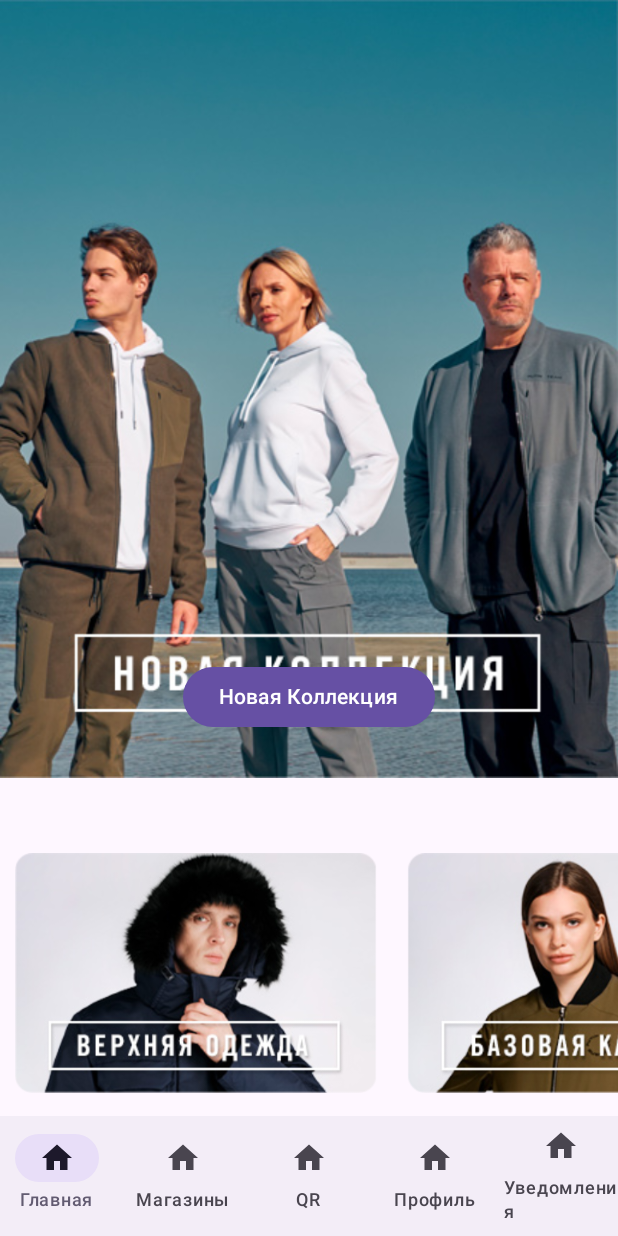
After one commit to AlbyBCE/PTR, an Android app built with Jetpack Compose: the MainScreen screen opened through its navigation route, on a phone screen of 412 x 824 dp. The commit adds this screen. Run offline under Robolectric (Android 15) with nearby library versions, the phone set to English and light mode, and no system bars.

Commit message:
navigationBottom

```diff
--- /dev/null
+++ b/app/src/main/java/com/ptr/android/BottomNavGraph.kt
@@ -0,0 +1,79 @@
+package com.ptr.android
+
+import androidx.compose.foundation.layout.padding
+import androidx.compose.material3.ExperimentalMaterial3Api
+import androidx.compose.material3.Icon
+import androidx.compose.material3.NavigationBar
+import androidx.compose.material3.NavigationBarItem
+import androidx.compose.material3.Scaffold
+import androidx.compose.material3.Text
+import androidx.compose.runtime.Composable
+import androidx.compose.runtime.getValue
+import androidx.compose.ui.Modifier
+import androidx.compose.ui.graphics.vector.ImageVector
+import androidx.compose.ui.unit.dp
+import androidx.navigation.NavDestination.Companion.hierarchy
+import androidx.navigation.NavGraph.Companion.findStartDestination
+import androidx.navigation.NavHostController
+import androidx.navigation.compose.NavHost
+import androidx.navigation.compose.composable
+import androidx.navigation.compose.currentBackStackEntryAsState
+import androidx.navigation.compose.rememberNavController
+
+@OptIn(ExperimentalMaterial3Api::class)
+@Composable
+fun BottomNavGraph(){
+    val navController = rememberNavController()
+
+    Scaffold(
+        bottomBar = {
+            NavigationBar {
+                val navBackStackEntry by navController.currentBackStackEntryAsState()
+                val currentDestination = navBackStackEntry?.destination
+
+                listOfNavItems.forEach{ navItem ->
+                    NavigationBarItem(selected = currentDestination?.hierarchy?.any{ it.route == navItem.route} == true,
+                        onClick = {
+                                  navController.navigate(navItem.route){
+                                      popUpTo(navController.graph.findStartDestination().id){
+                                          saveState = true
+                                      }
+                                      launchSingleTop = true
+                                      restoreState = true
+                                  }
+                        },
+                        icon = {
+                            Icon(imageVector = navItem.icon,
+                                contentDescription = null) },
+                        label = { Text(text = navItem.label)})
+                }
+            }
+
+        }
+    ) {paddingValues ->
+        NavHost(
+            navController = navController,
+            startDestination = Screens.HomeScreen.name,
+            modifier = Modifier.padding(paddingValues)
+            ){
+            composable(route = Screens.HomeScreen.name){
+                MainScreen()
+            }
+            composable(route = Screens.MapScreen.name){
+                ProfileScreen()
+            }
+            composable(route = Screens.QRScreen.name){
+                QRScreen()
+            }
+            composable(route = Screens.ProfileScreen.name){
+                ProfileScreen()
+            }
+            composable(route = Screens.NotificationScreen.name){
+                NotificationScreen()
+            }
+
+
+        }
+    }
+
+}
--- /dev/null
+++ b/app/src/main/java/com/ptr/android/MainScreen.kt
@@ -0,0 +1,108 @@
+package com.ptr.android
+
+import android.content.Intent
+import androidx.compose.foundation.Image
+import androidx.compose.foundation.layout.Box
+import androidx.compose.foundation.layout.fillMaxSize
+import androidx.compose.foundation.layout.fillMaxWidth
+import androidx.compose.foundation.layout.height
+import androidx.compose.foundation.layout.padding
+import androidx.compose.foundation.lazy.LazyColumn
+import androidx.compose.foundation.lazy.LazyRow
+import androidx.compose.foundation.lazy.rememberLazyListState
+import androidx.compose.material3.Button
+import androidx.compose.material3.Text
+import androidx.compose.runtime.Composable
+import androidx.compose.ui.Alignment
+import androidx.compose.ui.Modifier
+import androidx.compose.ui.layout.ContentScale
+import androidx.compose.ui.platform.LocalContext
+import androidx.compose.ui.res.painterResource
+import androidx.compose.ui.unit.dp
+
+@Composable
+fun MainScreen (){
+    LazyColumn(
+        modifier = Modifier
+            .fillMaxSize(),
+        state = rememberLazyListState()
+    ) {
+        items(1) {
+            Box(
+                modifier = Modifier
+                    .fillMaxWidth()
+            ) {
+                Image(
+                    painter = painterResource(id = R.drawable.banner_main_page),
+                    contentDescription = null,
+                    contentScale = ContentScale.FillWidth,
+                    modifier = Modifier
+                        .fillMaxSize()
+
+                )
+                val context = LocalContext.current
+                Button(
+                    onClick = {
+                        val intent = Intent(context, MapActivity::class.java)
+                        context.startActivity(intent)
+                    },
+                    modifier = Modifier
+                        .align(Alignment.BottomCenter)
+                        .padding(bottom = 30.dp)
+                ) {
+                    Text(text = "Новая Коллекция")
+                }
+            }
+        }
+        items(1) {
+            LazyRow(
+                modifier = Modifier
+                    .fillMaxWidth()
+                    .padding(top = 40.dp),
+                content = {
+                    items(1) { index ->
+                        Image(
+                            painter = painterResource(id = R.drawable.first_main),
+                            contentDescription = null,
+                            contentScale = ContentScale.FillHeight,
+                            modifier = Modifier
+                                .height(180.dp)
+                                .padding(10.dp),
+
+
+                            )
+                        Image(
+                            painter = painterResource(id = R.drawable.second_main),
+                            contentDescription = null,
+                            contentScale = ContentScale.FillHeight,
+                            modifier = Modifier
+                                .height(180.dp)
+                                .padding(10.dp),
+
+                            )
+                        Image(
+                            painter = painterResource(id = R.drawable.third_main),
+                            contentDescription = null,
+                            contentScale = ContentScale.FillHeight,
+                            modifier = Modifier
+                                .height(180.dp)
+                                .padding(10.dp),
+
+                            )
+                    }
+                }
+            )
+        }
+        items(1) {
+            Image(
+                painter = painterResource(id = R.drawable.botton_main),
+                contentDescription = "Главная",
+                contentScale = ContentScale.FillWidth,
+                modifier = Modifier
+                    .fillMaxSize()
+                    .padding(top = 40.dp),
+
+                )
+        }
+    }
+}
--- /dev/null
+++ b/app/src/main/java/com/ptr/android/ProfileActivity.kt
@@ -0,0 +1,37 @@
+package com.ptr.android
+
+import android.os.Bundle
+import androidx.activity.ComponentActivity
+import androidx.activity.compose.setContent
+import androidx.compose.foundation.layout.fillMaxSize
+import androidx.compose.material3.MaterialTheme
+import androidx.compose.material3.Surface
+import androidx.compose.material3.Text
+import androidx.compose.runtime.Composable
+import androidx.compose.ui.Modifier
+import androidx.compose.ui.tooling.preview.Preview
+import com.ptr.android.ui.theme.PTRTheme
+
+import androidx.compose.foundation.layout.Row
+import androidx.compose.foundation.layout.Spacer
+import androidx.compose.foundation.layout.fillMaxHeight
+import androidx.compose.foundation.layout.fillMaxWidth
+import androidx.compose.foundation.layout.size
+import androidx.compose.material.*
+import androidx.compose.material.icons.Icons
+import androidx.compose.material.icons.filled.*
+import androidx.compose.material3.Icon
+import androidx.compose.material3.IconButton
+import androidx.compose.ui.Alignment
+
+class ProfileActivity : ComponentActivity() {
+    override fun onCreate(savedInstanceState: Bundle?) {
+        super.onCreate(savedInstanceState)
+        setContent {Row(verticalAlignment = Alignment.Bottom, modifier = Modifier.fillMaxHeight()){
+            PTRTheme {
+            BottomNavGraph()
+
+            }
+        }}
+    }
+}
--- a/app/src/main/res/values/strings.xml
+++ b/app/src/main/res/values/strings.xml
@@ -3,4 +3,5 @@
     <string name="title_activity_main_page">MainPage</string>
     <string name="title_activity_autorization">Autorization</string>
     <string name="title_activity_map_page">MapPage</string>
+    <string name="title_activity_profile">ProfileActivity</string>
 </resources>
```
Also changed, not shown: app/build.gradle.kts (+8 -1 lines), app/src/main/AndroidManifest.xml (+15 -10 lines), app/src/main/java/com/ptr/android/MainPage.kt (+3 -4 lines), app/src/main/java/com/ptr/android/MapActivity.kt (added, +36 -0 lines), app/src/main/java/com/ptr/android/MapPage.kt (deleted, +0 -46 lines), app/src/main/java/com/ptr/android/MapScreen.kt (added, +16 -0 lines), app/src/main/java/com/ptr/android/NavItems.kt (added, +40 -0 lines), app/src/main/java/com/ptr/android/NotificationScreen.kt (added, +15 -0 lines), app/src/main/java/com/ptr/android/ProfileScreen.kt (added, +15 -0 lines), app/src/main/java/com/ptr/android/QRScreen.kt (added, +17 -0 lines), app/src/main/java/com/ptr/android/Screens.kt (added, +10 -0 lines), app/src/main/java/com/ptr/android/autorization/ui/theme/Autorization.kt (+104 -15 lines), app/src/main/res/layout/activity_map.xml (added, +15 -0 lines).
